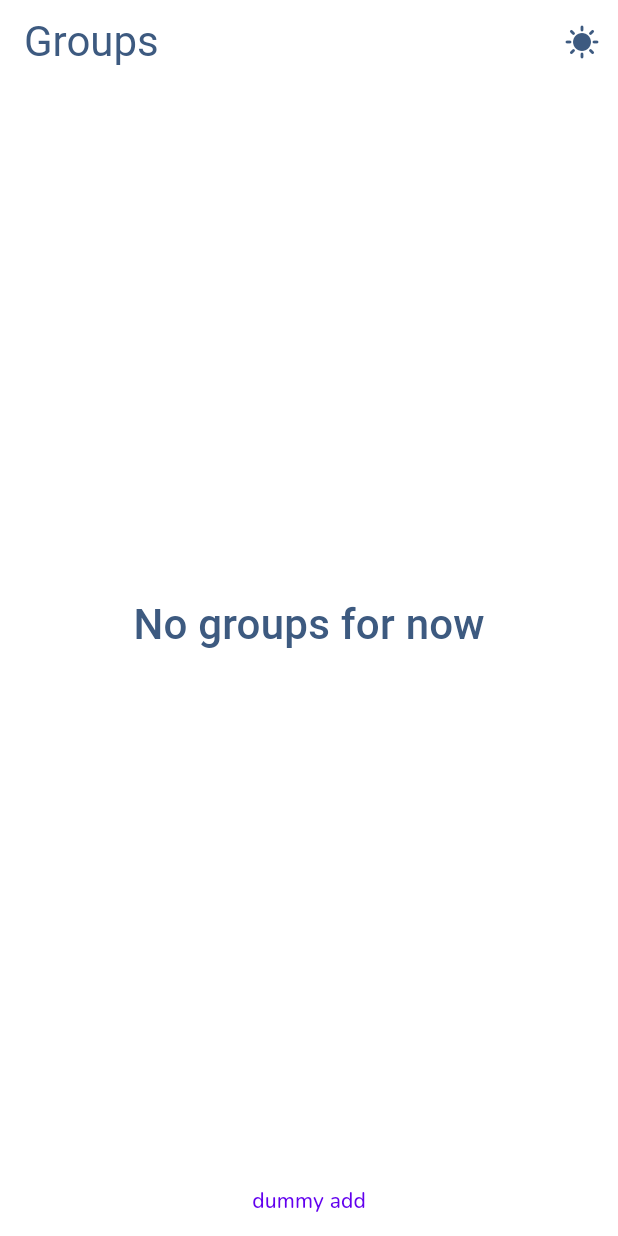
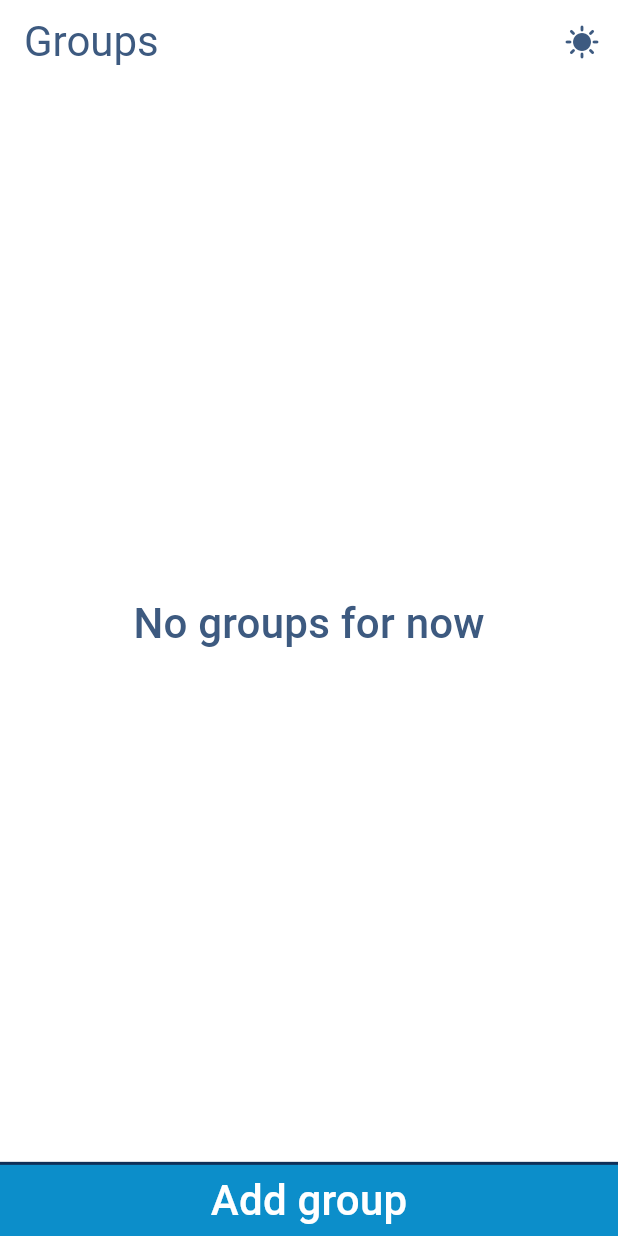
Before and after one commit to mikhail-sfb/CleanArchitectureIsp, a Flutter app: the screen it shows after launch, on a phone screen of 412 x 824 dp. Run offline on Flutter 3.47's test engine with Material 3 defaults, Android fonts, the phone set to English and light mode, and no system bars; our stand-ins replace bloc, dartz, equatable, flutter_bloc, get_it, google_fonts and 2 more; accounts and stored records are empty.

Commit message:
main_menu_done

```diff
--- /dev/null
+++ b/lib/features/delete_item_provider.dart
@@ -0,0 +1,20 @@
+import 'package:final_lab/source/features/employer_list/presentation/bloc/employer_bloc.dart';
+import 'package:flutter/material.dart';
+import 'package:flutter_bloc/flutter_bloc.dart';
+
+class DeleteItemProvider with ChangeNotifier {
+  int toggledItem = 0;
+  bool toggled = false;
+
+  void toogleGroup({required int id}) {
+    toggled == false ? toggled = true : toggled = false;
+
+    toggledItem = id;
+    notifyListeners();
+  }
+
+  void deleteGroup({required BuildContext context, required int groupId}) {
+    context.read<EmployerBloc>().add(DeleteGroupEvent(groupId: groupId));
+    toogleGroup(id: groupId);
+  }
+}
--- a/lib/main.dart
+++ b/lib/main.dart
@@ -1,4 +1,5 @@
 import 'package:final_lab/core/services/injection_container.dart';
+import 'package:final_lab/features/delete_item_provider.dart';
 import 'package:final_lab/features/theme/app_theme.dart';
 import 'package:final_lab/features/theme/theme_provider.dart';
 import 'package:final_lab/source/features/employer_list/presentation/bloc/employer_bloc.dart';
@@ -20,7 +21,10 @@ class FinalLab extends StatelessWidget {
   @override
   Widget build(BuildContext context) {
     return MultiProvider(
-      providers: [ChangeNotifierProvider(create: (_) => ThemeProvider())],
+      providers: [
+        ChangeNotifierProvider(create: (_) => ThemeProvider()),
+        ChangeNotifierProvider(create: (_) => DeleteItemProvider())
+      ],
       child: Consumer<ThemeProvider>(
         builder: (context, theme, child) => MaterialApp(
           theme: AppThemeData.lightTheme(),
--- a/lib/source/features/employer_list/presentation/bloc/employer_bloc.dart
+++ b/lib/source/features/employer_list/presentation/bloc/employer_bloc.dart
@@ -120,6 +120,17 @@ class EmployerBloc extends Bloc<EmployerEvent, GroupState> {
         emit(GroupEmpty());
         return;
       }
+
+      //*check
+      int finalPos = groups.length - 1;
+      final position = groups
+          .indexWhere((element) => element.groupName == groups.last.groupName);
+      if (position != finalPos) {
+        emit(GroupAddDecline());
+        add(DeleteGroupEvent(groupId: finalPos));
+        return;
+      }
+
       emit(GroupsLoaded(groups: groups));
     });
   }
--- a/lib/source/features/employer_list/presentation/bloc/employer_state.dart
+++ b/lib/source/features/employer_list/presentation/bloc/employer_state.dart
@@ -23,6 +23,8 @@ final class GroupsLoaded extends GroupState {
 
 final class GroupEmpty extends GroupState {}
 
+final class GroupAddDecline extends GroupState {}
+
 final class LocalDbError extends GroupState {
   final String errorMessage;
 
--- a/lib/source/features/employer_list/presentation/screens/home_screen.dart
+++ b/lib/source/features/employer_list/presentation/screens/home_screen.dart
@@ -1,7 +1,9 @@
-  import 'package:final_lab/core/widgets/app_bar.dart';
+import 'package:final_lab/core/widgets/app_bar.dart';
 import 'package:final_lab/source/features/employer_list/domain/entities/group.dart';
 import 'package:final_lab/source/features/employer_list/presentation/bloc/employer_bloc.dart';
-import 'package:final_lab/source/features/employer_list/presentation/widgets/group_widget.dart';
+import 'package:final_lab/source/features/employer_list/presentation/widgets/add_button.dart';
+import 'package:final_lab/source/features/employer_list/presentation/widgets/delete_icon_button.dart';
+import 'package:final_lab/source/features/employer_list/presentation/widgets/group_view.dart';
 import 'package:final_lab/source/features/employer_list/presentation/widgets/theme_change_icon.dart';
 import 'package:flutter/material.dart';
 import 'package:flutter_bloc/flutter_bloc.dart';
@@ -28,7 +30,6 @@ class _HomeScreenState extends State<HomeScreen> {
   void initState() {
     super.initState();
     //Hive.box(boxName).clear();
-    //!Спросить ПАЧИМУ НЕЛЬЗЯ
     _loadGroups();
   }
 
@@ -37,12 +38,26 @@ class _HomeScreenState extends State<HomeScreen> {
     return Scaffold(
       appBar: const ApplicationBar(
         title: 'Groups',
-        actions: [ThemeIcon()],
+        actions: [DeleteIcon(), ThemeIcon()],
       ),
       body: Column(
         children: [
           Expanded(
-            child: BlocBuilder<EmployerBloc, GroupState>(
+            child: BlocConsumer<EmployerBloc, GroupState>(
+              listener: (context, state) {
+                if (state is GroupAddDecline) {
+                  ScaffoldMessenger.of(context).showSnackBar(SnackBar(
+                      duration: const Duration(seconds: 1),
+                      backgroundColor: Theme.of(context).primaryColorLight,
+                      content: Text(
+                        'The same group already existing!',
+                        style: Theme.of(context)
+                            .textTheme
+                            .titleSmall!
+                            .copyWith(color: Colors.white),
+                      )));
+                }
+              },
               builder: (context, state) {
                 return state is GroupEmpty
                     ? Center(
@@ -94,13 +109,31 @@ class _HomeScreenState extends State<HomeScreen> {
               },
             ),
           ),
-          TextButton(
-              child: const Text('dummy add'),
-              onPressed: () {
-                context
-                    .read<EmployerBloc>()
-                    .add(AddGroupEvent(group: groups[2]));
-              }),
+
+          AddButton(event: AddGroupEvent(group: groups[2])),
+          // GestureDetector(
+          //     child: Container(
+          //       height: MediaQuery.of(context).size.height * 0.06,
+          //       decoration: BoxDecoration(
+          //           color: Theme.of(context).primaryColorLight,
+          //           border: Border(
+          //               top: BorderSide(
+          //                   width: 2,
+          //                   color: Theme.of(context).primaryColorDark))),
+          //       child: Center(
+          //           child: Text(
+          //         'Add group',
+          //         style: Theme.of(context)
+          //             .textTheme
+          //             .titleMedium!
+          //             .copyWith(color: Colors.white),
+          //       )),
+          //     ),
+          //     onTap: () {
+          //       context
+          //           .read<EmployerBloc>()
+          //           .add(AddGroupEvent(group: groups[2]));
+          //     }),
         ],
       ),
     );
--- /dev/null
+++ b/lib/source/features/employer_list/presentation/widgets/add_button.dart
@@ -0,0 +1,32 @@
+import 'package:final_lab/source/features/employer_list/presentation/bloc/employer_bloc.dart';
+import 'package:flutter/material.dart';
+import 'package:flutter_bloc/flutter_bloc.dart';
+
+class AddButton extends StatelessWidget {
+  final EmployerEvent event;
+  const AddButton({required this.event,super.key});
+
+  @override
+  Widget build(BuildContext context) {
+    return GestureDetector(
+        child: Container(
+          height: MediaQuery.of(context).size.height * 0.06,
+          decoration: BoxDecoration(
+              color: Theme.of(context).primaryColorLight,
+              border: Border(
+                  top: BorderSide(
+                      width: 2, color: Theme.of(context).primaryColorDark))),
+          child: Center(
+              child: Text(
+            'Add group',
+            style: Theme.of(context)
+                .textTheme
+                .titleMedium!
+                .copyWith(color: Colors.white),
+          )),
+        ),
+        onTap: () {
+          context.read<EmployerBloc>().add(event);
+        });
+  }
+}
--- /dev/null
+++ b/lib/source/features/employer_list/presentation/widgets/delete_icon_button.dart
@@ -0,0 +1,24 @@
+import 'package:final_lab/features/delete_item_provider.dart';
+import 'package:flutter/material.dart';
+import 'package:provider/provider.dart';
+
+class DeleteIcon extends StatelessWidget {
+  const DeleteIcon({super.key});
+
+  @override
+  Widget build(BuildContext context) {
+    return Consumer<DeleteItemProvider>(
+      builder: (context, value, child) => IconButton(
+          onPressed: () {
+            Provider.of<DeleteItemProvider>(context, listen: false)
+                .deleteGroup(context: context, groupId: value.toggledItem);
+          },
+          icon: value.toggled
+              ? Icon(
+                  Icons.delete,
+                  color: Theme.of(context).iconTheme.color,
+                )
+              : const Icon(null)),
+    );
+  }
+}
```
Also changed, not shown: lib/source/features/employer_list/presentation/widgets/group_view.dart (added, +144 -0 lines), lib/source/features/employer_list/presentation/widgets/group_widget.dart (deleted, +0 -102 lines), lib/source/features/employer_list/presentation/screens/add_employer_screen.dart (added), lib/source/features/employer_list/presentation/widgets/group/add_group.dart (added).
